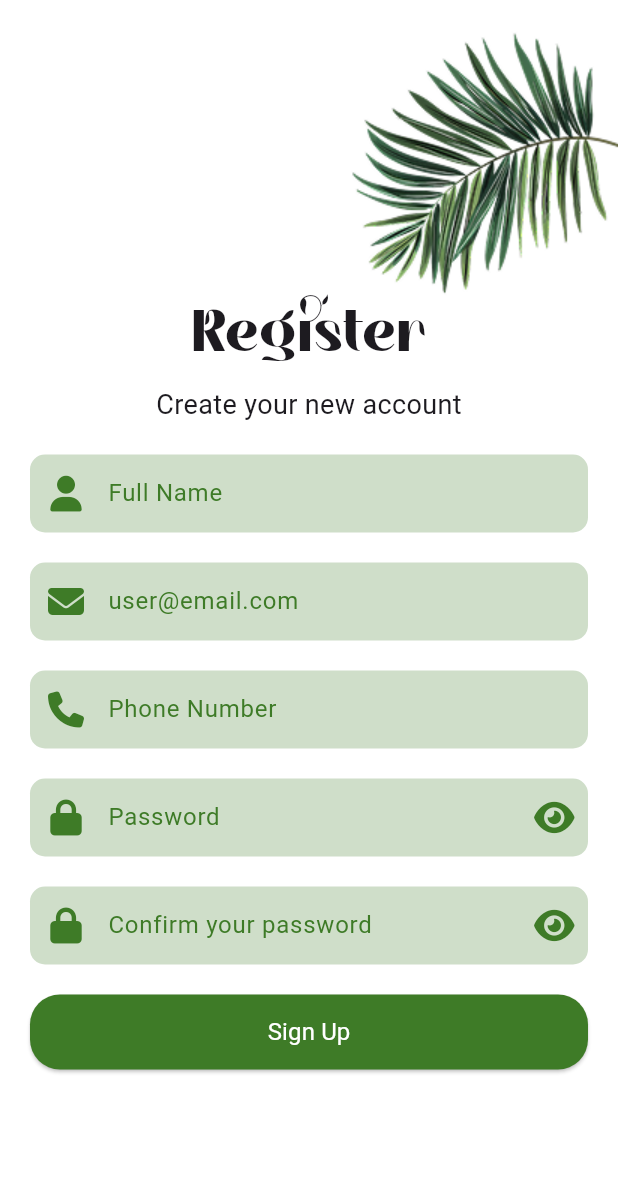
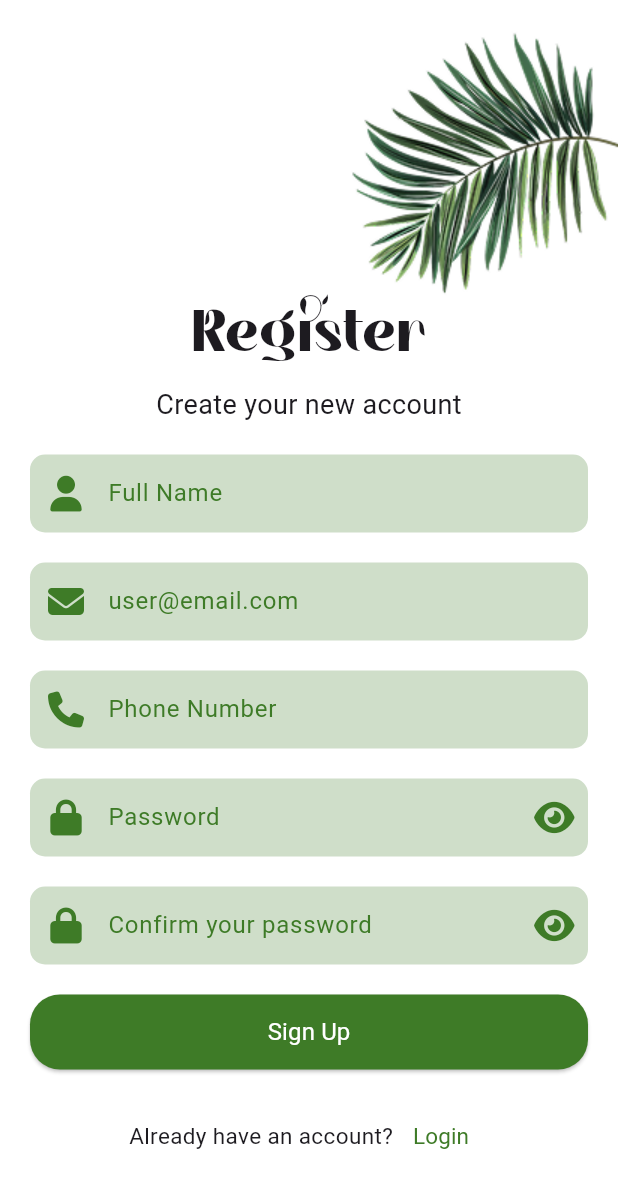
Before and after one commit to EsAm1973/Mazraaty, a Flutter app: the SignupView screen opened by its route, on a phone screen of 412 x 824 dp. Shown: the top 1188 px of the screen. Run offline on Flutter 3.47's test engine with Material 3 defaults, Android fonts, the light colour scheme and no system bars; our stand-ins replace font_awesome_flutter, go_router, google_fonts, image_picker; Roboto replaces fonts that are missing (Inder).

Commit message:
create the navigate between login and sign up and

```diff
--- a/lib/Core/utils/app_router.dart
+++ b/lib/Core/utils/app_router.dart
@@ -5,17 +5,17 @@ import 'package:mazraaty/Features/onboardeing/presentation/views/onboard_view.da
 import 'package:mazraaty/Features/splash/presentation/views/splash_view.dart';
 
 abstract class AppRouter {
-  //static const String kSplashView = '/';
+  static const String kSplashView = '/';
   static const String kOnboardingView = '/onboarding_view';
   static const String kLoginView = '/login_view';
-  static const String kSignupView = '/';
+  static const String kSignupView = '/signup_view';
   static const String kHomeView = '/home_view';
 
   static final router = GoRouter(routes: [
-    // GoRoute(
-    //   path: kSplashView,
-    //   builder: (context, state) => const SplashView(),
-    // ),
+    GoRoute(
+      path: kSplashView,
+      builder: (context, state) => const SplashView(),
+    ),
     GoRoute(
       path: kOnboardingView,
       builder: (context, state) => const OnboardScreensView(),
--- a/lib/Features/authentication/presentation/views/widgets/login_goto_signup.dart
+++ b/lib/Features/authentication/presentation/views/widgets/login_goto_signup.dart
@@ -1,4 +1,6 @@
 import 'package:flutter/material.dart';
+import 'package:go_router/go_router.dart';
+import 'package:mazraaty/Core/utils/app_router.dart';
 import 'package:mazraaty/Core/utils/styles.dart';
 import 'package:mazraaty/constants.dart';
 
@@ -23,7 +25,7 @@ class LoginGoToSignUpScreen extends StatelessWidget {
             ),
           ),
           onPressed: () {
-            //GoRouter.of(context).pushReplacement(AppRouter.kSignupView);
+            GoRouter.of(context).pushReplacement(AppRouter.kSignupView);
           },
         ),
       ],
--- /dev/null
+++ b/lib/Features/authentication/presentation/views/widgets/signup_move_to_login.dart
@@ -0,0 +1,26 @@
+import 'package:flutter/material.dart';
+import 'package:go_router/go_router.dart';
+import 'package:mazraaty/Core/utils/app_router.dart';
+import 'package:mazraaty/Core/utils/styles.dart';
+import 'package:mazraaty/constants.dart';
+
+class SignUpMoveToLogin extends StatelessWidget {
+  const SignUpMoveToLogin({super.key});
+
+  @override
+  Widget build(BuildContext context) {
+    return Row(
+      mainAxisAlignment: MainAxisAlignment.center,
+      children: [
+        const Text('Already have an account?', style: Styles.textStyle15),
+        TextButton(
+          child: Text('Login',
+              style: Styles.textStyle15.copyWith(color: kMainColor)),
+          onPressed: () {
+            GoRouter.of(context).pushReplacement(AppRouter.kLoginView);
+          },
+        ),
+      ],
+    );
+  }
+}
--- a/lib/Features/authentication/presentation/views/widgets/signup_password_textfeild.dart
+++ b/lib/Features/authentication/presentation/views/widgets/signup_password_textfeild.dart
@@ -14,11 +14,6 @@ class SignUpPasswordTextFeild extends StatefulWidget {
 class _SignUpPasswordTextFeildState extends State<SignUpPasswordTextFeild> {
   bool _obscurePassword = true;
   @override
-  void dispose() {
-    super.dispose();
-    widget.passwordController.dispose();
-  }
-
   @override
   Widget build(BuildContext context) {
     return CustomTextField(
--- a/lib/Features/authentication/presentation/views/widgets/signup_view_body.dart
+++ b/lib/Features/authentication/presentation/views/widgets/signup_view_body.dart
@@ -1,9 +1,9 @@
 import 'package:flutter/material.dart';
-import 'package:mazraaty/Core/widgets/custom_button.dart';
 import 'package:mazraaty/Features/authentication/presentation/views/widgets/login_top_image.dart';
 import 'package:mazraaty/Features/authentication/presentation/views/widgets/signup_button.dart';
 import 'package:mazraaty/Features/authentication/presentation/views/widgets/signup_confirmpass.dart';
 import 'package:mazraaty/Features/authentication/presentation/views/widgets/signup_email_textfeild.dart';
+import 'package:mazraaty/Features/authentication/presentation/views/widgets/signup_move_to_login.dart';
 import 'package:mazraaty/Features/authentication/presentation/views/widgets/signup_name_textfeild.dart';
 import 'package:mazraaty/Features/authentication/presentation/views/widgets/signup_password_textfeild.dart';
 import 'package:mazraaty/Features/authentication/presentation/views/widgets/signup_phone_textfeild.dart';
@@ -17,6 +17,7 @@ class SignupViewBody extends StatelessWidget {
   final TextEditingController passwordController = TextEditingController();
   final TextEditingController confirmPasswordController =
       TextEditingController();
+  final GlobalKey<FormState> formKey = GlobalKey<FormState>();
   @override
   Widget build(BuildContext context) {
     return SingleChildScrollView(
@@ -25,6 +26,8 @@ class SignupViewBody extends StatelessWidget {
           const LoginTopImage(),
           Padding(
             padding: const EdgeInsets.symmetric(horizontal: 20),
+            child: Form(
+              key: formKey,
               child: Column(
                 children: [
                   const SignUpWelcomeMessage(),
@@ -35,7 +38,8 @@ class SignupViewBody extends StatelessWidget {
                   const SizedBox(height: 20),
                   SignUpPhoneTextFeild(phoneController: phoneController),
                   const SizedBox(height: 20),
-                SignUpPasswordTextFeild(passwordController: passwordController),
+                  SignUpPasswordTextFeild(
+                      passwordController: passwordController),
                   const SizedBox(height: 20),
                   SignUpConfirmPassword(
                     passwordController: passwordController,
@@ -43,9 +47,15 @@ class SignupViewBody extends StatelessWidget {
                   ),
                   const SizedBox(height: 20),
                   SignUpButton(onPressed: () {
-
+                    if (formKey.currentState!.validate()) {
+                      // Navigate to main screen
+                    }
                   }),
+                  const SizedBox(height: 20),
+                  const SignUpMoveToLogin(),
+                  const SizedBox(height: 20),
                 ],
+              ),
             ),
           ),
         ],
--- a/lib/Features/onboardeing/presentation/views/widgets/progress_dots.dart
+++ b/lib/Features/onboardeing/presentation/views/widgets/progress_dots.dart
@@ -1,4 +1,6 @@
 import 'package:flutter/material.dart';
+import 'package:go_router/go_router.dart';
+import 'package:mazraaty/Core/utils/app_router.dart';
 import 'package:mazraaty/constants.dart';
 
 class ProgressDots extends StatelessWidget {
@@ -30,7 +32,7 @@ class ProgressDots extends StatelessWidget {
               child: ElevatedButton(
                 onPressed: () {
                   if (currentPage == onboardingData.length - 1) {
-                    // Navigate to main screen
+                    GoRouter.of(context).pushReplacement(AppRouter.kLoginView);
                   } else {
                     pageController.nextPage(
                       duration: const Duration(milliseconds: 300),
```
Lines whose indentation alone changed are shown as unchanged.
